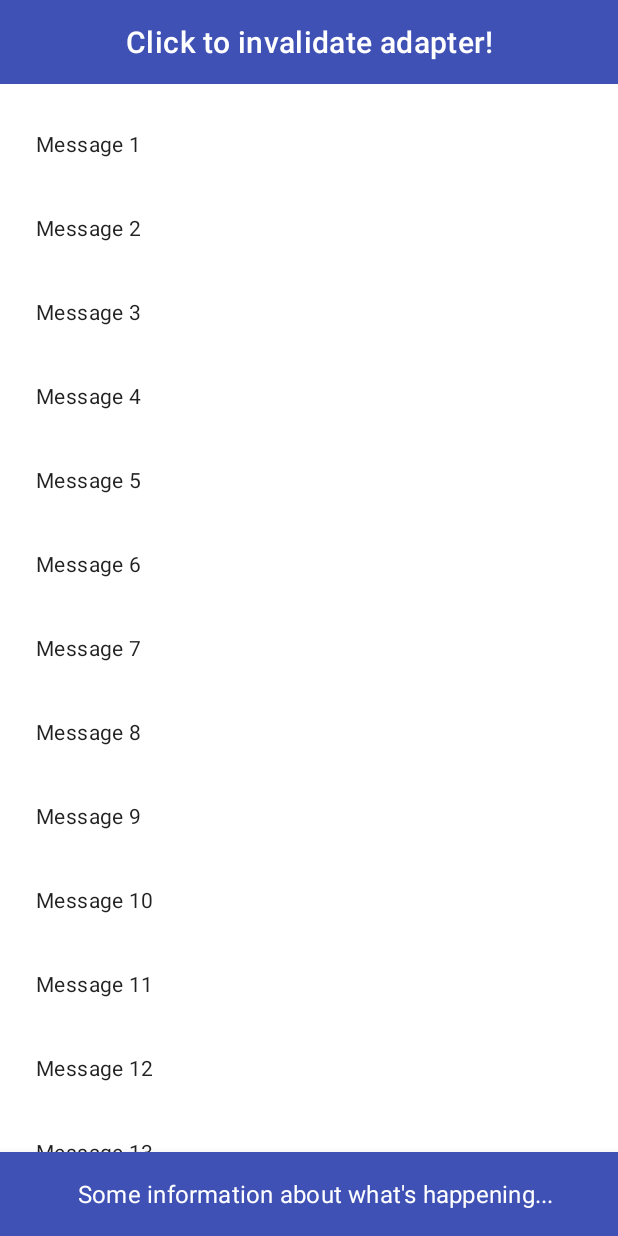
After one commit to deanrobertcook/Kotlin-Test, an Android app: the BottomSheetActivity screen opened directly, with no data from a screen before it, on a phone screen of 412 x 824 dp. The commit adds this screen. Run offline under Robolectric (Android 15) with nearby library versions, the phone set to English and light mode, and no system bars.

Commit message:
feat: add example area for bottom sheet bug
From what I can see, invalidating a RecyclerView that sits within a
CoordinatorView along with a BottomSheetBehaviour View causes the bottom
sheet to disappear.

I don't understand why this would be, but seems to be a bug from what I
understand of the API

```diff
--- a/app/src/main/AndroidManifest.xml
+++ b/app/src/main/AndroidManifest.xml
@@ -22,8 +22,8 @@
         </activity>
 
         <activity android:name="org.dean.test.paging.PagingActivity"/>
-
         <activity android:name="org.dean.test.navigation.NavigationActivity"/>
+        <activity android:name="org.dean.test.bottomsheet.BottomSheetActivity"/>
 
 
     </application>
--- /dev/null
+++ b/app/src/main/java/org/dean/test/bottomsheet/BottomSheetActivity.kt
@@ -0,0 +1,79 @@
+package org.dean.test.bottomsheet
+
+import android.os.Bundle
+import android.view.LayoutInflater
+import android.view.View
+import android.view.ViewGroup
+import android.widget.TextView
+import androidx.appcompat.app.AppCompatActivity
+import androidx.recyclerview.widget.LinearLayoutManager
+import androidx.recyclerview.widget.RecyclerView
+import com.google.android.material.bottomsheet.BottomSheetBehavior
+import org.dean.test.R
+import org.dean.test.util.toast
+
+class BottomSheetActivity: AppCompatActivity() {
+
+    private lateinit var sheet: View
+    private lateinit var bsb: BottomSheetBehavior<View>
+    private lateinit var adapter: SimpleAdapter
+
+    override fun onCreate(savedInstanceState: Bundle?) {
+        super.onCreate(savedInstanceState)
+        setContentView(R.layout.activity_bottom_sheet)
+
+        sheet = findViewById<View>(R.id.sheet)
+        bsb = BottomSheetBehavior.from(sheet)
+
+        adapter = SimpleAdapter()
+        findViewById<RecyclerView>(R.id.recycler_view).apply {
+            layoutManager = LinearLayoutManager(this@BottomSheetActivity)
+            adapter = this@BottomSheetActivity.adapter
+        }
+
+    }
+
+    override fun onResume() {
+        super.onResume()
+
+        findViewById<View>(R.id.invalidate).setOnClickListener { v ->
+            adapter.notifyDataSetChanged()
+        }
+
+        sheet.postDelayed({
+            bsb.state = BottomSheetBehavior.STATE_EXPANDED
+            bsb.state = BottomSheetBehavior.STATE_COLLAPSED
+        }, 500)
+    }
+}
+
+class SimpleAdapter: RecyclerView.Adapter<RecyclerView.ViewHolder>() {
+
+    companion object {
+        const val SIZE = 20
+
+        private val msgs = IntRange(0, SIZE).map { i ->
+            "Message ${i + 1}"
+        }
+    }
+
+    override fun onCreateViewHolder(parent: ViewGroup, viewType: Int): RecyclerView.ViewHolder {
+        return object: RecyclerView.ViewHolder(LayoutInflater.from(parent.context).inflate(R.layout.row_simple, parent, false)) {}
+    }
+
+    override fun getItemCount(): Int {
+        return SIZE
+    }
+
+    override fun onBindViewHolder(holder: RecyclerView.ViewHolder, position: Int) {
+        (holder.itemView as TextView).apply {
+            this.text = msgs[position]
+            this.setOnClickListener { v ->
+                context.toast("Message: ${position + 1} clicked!")
+            }
+        }
+
+
+    }
+
+}
--- /dev/null
+++ b/app/src/main/res/layout/activity_bottom_sheet.xml
@@ -0,0 +1,75 @@
+<?xml version="1.0" encoding="utf-8"?>
+<androidx.coordinatorlayout.widget.CoordinatorLayout
+        xmlns:android="http://schemas.android.com/apk/res/android"
+        xmlns:app="http://schemas.android.com/apk/res-auto"
+        android:layout_width="match_parent"
+        android:layout_height="match_parent"
+        android:fitsSystemWindows="true">
+
+    <LinearLayout android:layout_width="match_parent"
+                  android:layout_height="match_parent"
+                  android:layout_marginBottom="56dp"
+                  android:orientation="vertical">
+
+        <TextView
+                android:id="@+id/invalidate"
+                style="@style/TextAppearance.MaterialComponents.Headline6"
+                android:text="Click to invalidate adapter!"
+                android:background="@color/colorPrimary"
+                android:textColor="@color/onDark"
+                android:layout_width="match_parent"
+                android:gravity="center"
+                android:layout_height="56dp"
+        />
+
+        <androidx.recyclerview.widget.RecyclerView
+                android:id="@+id/recycler_view"
+                android:clipToPadding="false"
+                android:paddingTop="12dp"
+                android:paddingBottom="12dp"
+                android:layout_width="match_parent"
+                android:layout_height="match_parent"
+        />
+
+    </LinearLayout>
+
+    <androidx.core.widget.NestedScrollView
+            android:id="@+id/sheet"
+            android:layout_width="match_parent"
+            android:layout_height="240dp"
+            android:background="@color/colorPrimary"
+            android:layout_gravity="bottom"
+            app:layout_behavior="com.google.android.material.bottomsheet.BottomSheetBehavior"
+            app:behavior_hideable="false"
+            app:behavior_peekHeight="56dp"
+            android:elevation="8dp">
+
+        <LinearLayout android:layout_width="match_parent"
+                      android:layout_height="match_parent"
+                      android:orientation="vertical">
+            <TextView
+                    android:text="Some information about what's happening..."
+                    style="@style/TextAppearance.MaterialComponents.Subtitle1"
+                    android:paddingStart="24dp"
+                    android:paddingEnd="16dp"
+                    android:gravity="center"
+                    android:textColor="@color/onDark"
+                    android:layout_width="match_parent"
+                    android:layout_height="56dp"
+            />
+
+            <TextView
+                    android:text="It seems as though invalidating the recyclerview adapter forces the bottom sheet to disappear!"
+                    style="@style/TextAppearance.MaterialComponents.Body2"
+                    android:paddingStart="24dp"
+                    android:paddingEnd="16dp"
+                    android:textColor="@color/onDark"
+                    android:layout_width="match_parent"
+                    android:layout_height="match_parent"
+            />
+
+        </LinearLayout>
+
+    </androidx.core.widget.NestedScrollView>
+
+</androidx.coordinatorlayout.widget.CoordinatorLayout>
--- /dev/null
+++ b/app/src/main/res/layout/row_simple.xml
@@ -0,0 +1,9 @@
+<?xml version="1.0" encoding="utf-8"?>
+<TextView xmlns:android="http://schemas.android.com/apk/res/android"
+          android:layout_width="match_parent"
+          android:layout_height="56dp"
+          android:gravity="center_vertical"
+          android:paddingStart="24dp"
+          android:paddingEnd="16dp"
+          style="@style/TextAppearance.MaterialComponents.Body2"
+/>
--- a/app/src/main/res/values/strings.xml
+++ b/app/src/main/res/values/strings.xml
@@ -12,6 +12,10 @@
         and potentially a list of participants.
     </string>
 
+    <string name="bottom_sheet_example_level">level: bug…</string>
+    <string name="bottom_sheet_example_title">Bottom Sheet</string>
+    <string name="bottom_sheet_example_description">The new Material Design BottomSheetBehaviour seems to be misbehaving</string>
+
     <string name="example_placeholder_level">level: ???</string>
     <string name="example_placeholder_title">More Examples Here!</string>
     <string name="example_placeholder_description">The future starts now!</string>
```
Also changed, not shown: app/src/main/java/org/dean/test/StartActivity.kt (+6 -0 lines), app/src/main/java/org/dean/test/util/ContextExtensions.kt (added, +7 -0 lines), app/src/main/res/drawable/icon_info.xml (added, +9 -0 lines), app/src/main/res/layout/information_sheet.xml (added, +27 -0 lines).
